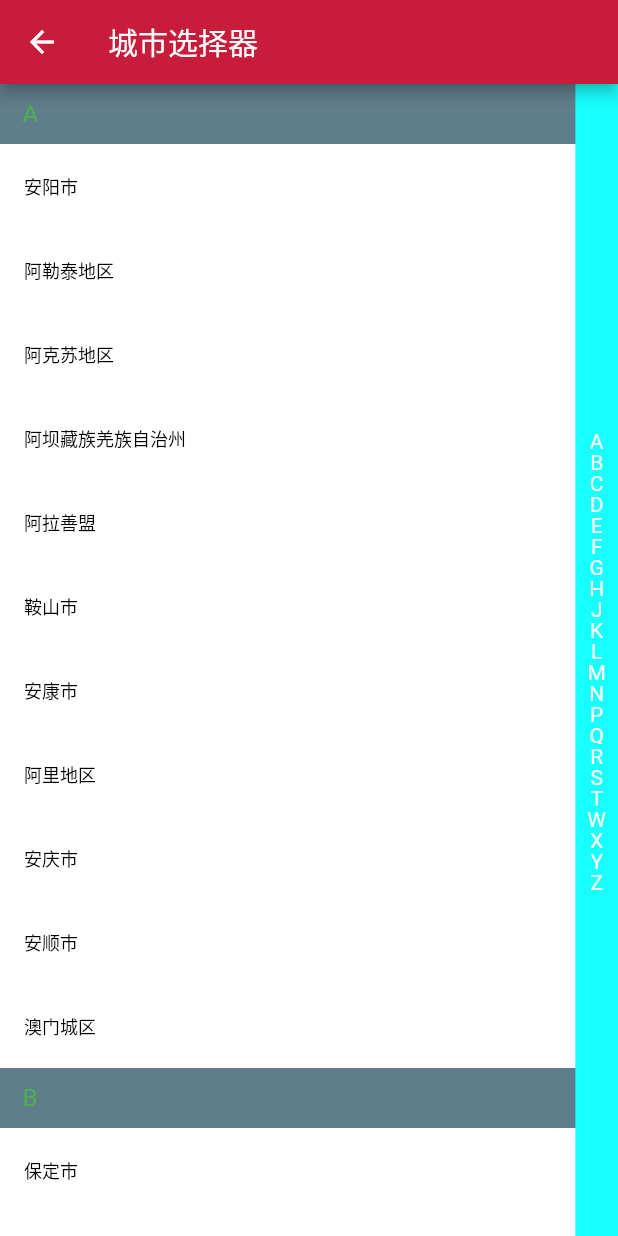
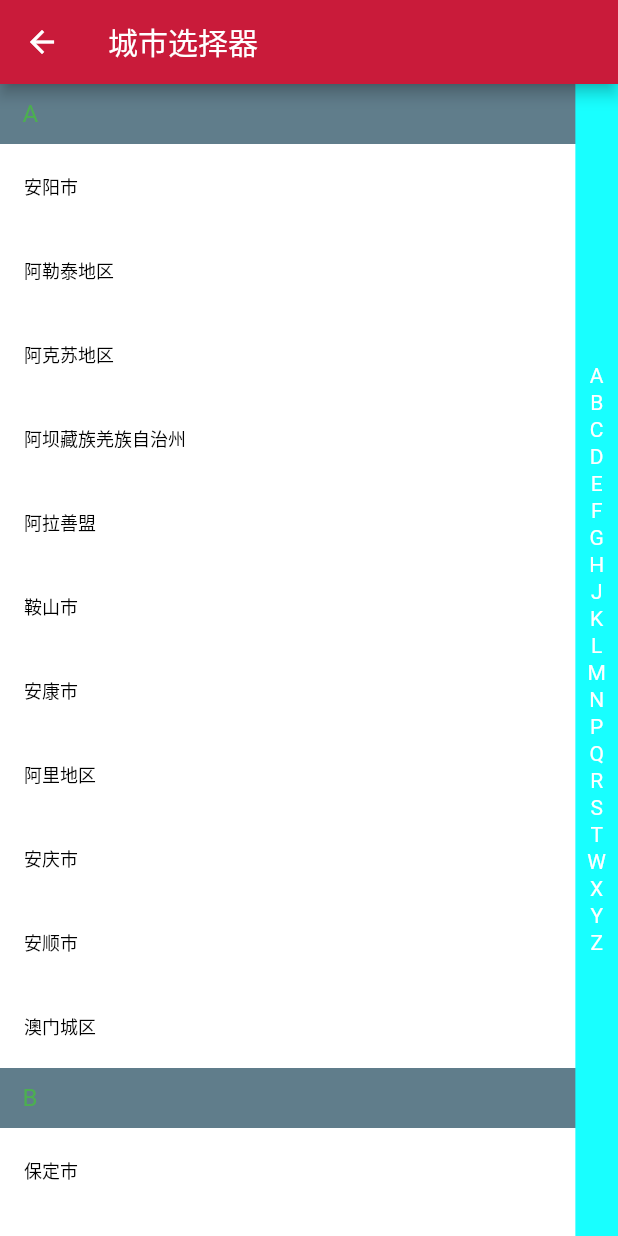
Before and after one commit to glgslsj/city_pickers, a Flutter app: the CitiesSelector screen opened directly, on a phone screen of 412 x 824 dp. Run offline on Flutter 3.47's test engine with Material 2 defaults, Android fonts, the phone set to English and light mode, and no system bars; our stand-ins replace flutter_colorpicker; missing offline and left inert: lpinyin.

Commit message:
Update alpha.dart

```diff
--- a/lib/src/cities_selector/alpha.dart
+++ b/lib/src/cities_selector/alpha.dart
@@ -182,7 +182,7 @@ class AlphaState extends State<Alpha> {
     for (var alpha in widget.alphas) {
       result.add(new SizedBox(
         key: Key(alpha),
-        height: widget.alphaItemSize,
+        height: widget.alphaItemSize + 4,
         child: new Text(alpha,
             textAlign: TextAlign.center,
             style: TextStyle(
```
